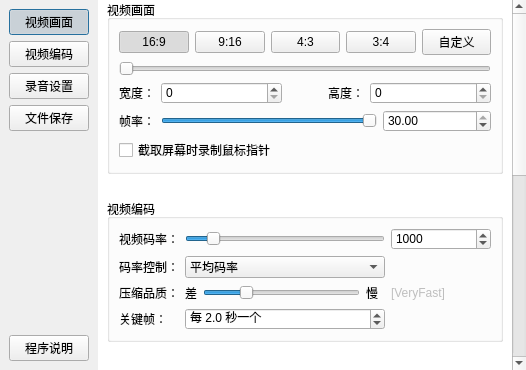
Qt form DialogSetting.ui (guee/GueeRecorder) before a commit.
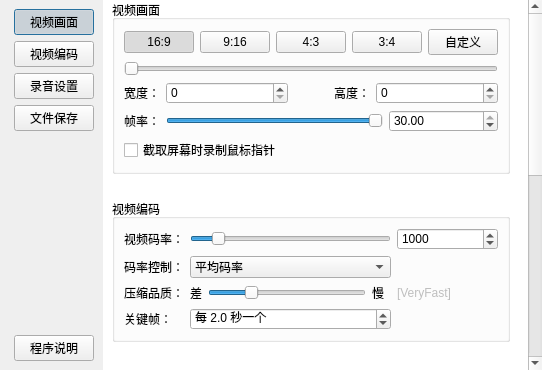
The same form after that commit. Custom widgets are drawn as their Qt base class.

```diff
--- a/DialogSetting.ui
+++ b/DialogSetting.ui
@@ -6,7 +6,7 @@
    <rect>
     <x>0</x>
     <y>0</y>
-    <width>526</width>
+    <width>542</width>
     <height>370</height>
    </rect>
   </property>
@@ -40,6 +40,9 @@
    <item>
     <widget class="QWidget" name="widget" native="true">
      <layout class="QVBoxLayout" name="verticalLayout_3">
+      <property name="leftMargin">
+       <number>14</number>
+      </property>
       <item>
        <widget class="QPushButton" name="pushButton_Video">
         <property name="text">
@@ -142,8 +145,8 @@
       <property name="geometry">
        <rect>
         <x>0</x>
-        <y>-338</y>
-        <width>426</width>
+        <y>0</y>
+        <width>436</width>
         <height>888</height>
        </rect>
       </property>
@@ -160,6 +163,9 @@
        <property name="topMargin">
         <number>0</number>
        </property>
+       <property name="rightMargin">
+        <number>18</number>
+       </property>
        <item>
         <widget class="QGroupBox" name="groupBox_Video">
          <property name="title">
```
Left out of the diff: 8 changed lines with no effect on the pictures.
